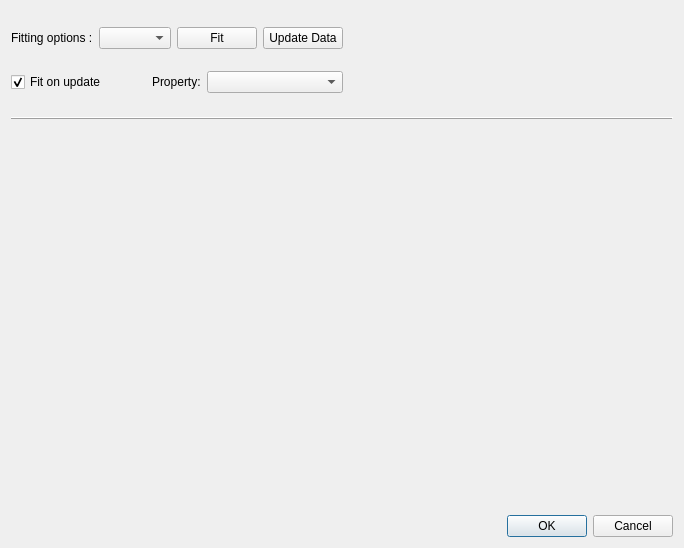
European-XFEL/Karabo, file src/pythonGui/karabogui/graph/plots/dialogs/data_analysis.ui: the form before one commit.
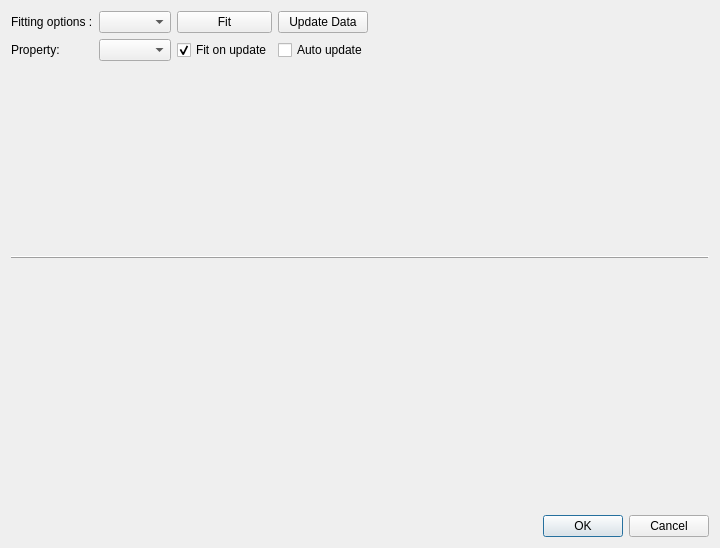
The form after the commit.

Commit message:
GUI: Data Analysis Dialog- Auto update plot.
The dialog has a new checkbox "Auto update" and toggling it on updates the plot in dialog, on proxy value change.

Claned up ui and rearranged the ui widgets.

```diff
--- a/src/pythonGui/karabogui/graph/plots/dialogs/data_analysis.ui
+++ b/src/pythonGui/karabogui/graph/plots/dialogs/data_analysis.ui
@@ -6,7 +6,7 @@
    <rect>
     <x>0</x>
     <y>0</y>
-    <width>684</width>
+    <width>720</width>
     <height>548</height>
    </rect>
   </property>
@@ -15,36 +15,29 @@
   </property>
   <layout class="QVBoxLayout" name="verticalLayout" stretch="0,0,8,0,0">
    <item>
-    <layout class="QHBoxLayout" name="horizontalLayout_2" stretch="0,0,0,0">
-     <item>
-      <layout class="QVBoxLayout" name="verticalLayout0"/>
-     </item>
+    <layout class="QHBoxLayout" name="horizontalLayout_2" stretch="0,0,0">
      <item>
       <layout class="QGridLayout" name="gridLayout">
-       <item row="0" column="0" colspan="2">
-        <layout class="QHBoxLayout" name="horizontalLayout_3">
-         <item>
-          <widget class="QLabel" name="label_2">
-           <property name="text">
-            <string>Fitting options :</string>
-           </property>
-          </widget>
-         </item>
-         <item>
-          <widget class="QComboBox" name="fit_options_combobox"/>
-         </item>
-        </layout>
-       </item>
-       <item row="0" column="2">
-        <widget class="QPushButton" name="fit_button">
-         <property name="toolTip">
-          <string/>
+       <item row="1" column="3">
+        <widget class="QCheckBox" name="auto_update">
+         <property name="text">
+          <string>Auto update</string>
          </property>
+        </widget>
+       </item>
+       <item row="1" column="2">
+        <widget class="QCheckBox" name="fit_on_update_checkbox">
          <property name="text">
-          <string>Fit</string>
+          <string>Fit on update</string>
          </property>
+         <property name="checked">
+          <bool>true</bool>
+         </property>
         </widget>
        </item>
+       <item row="1" column="1">
+        <widget class="QComboBox" name="property_comboBox"/>
+       </item>
        <item row="0" column="3">
         <widget class="QPushButton" name="update_data_button">
          <property name="toolTip">
@@ -56,41 +49,44 @@
         </widget>
        </item>
        <item row="1" column="0">
-        <widget class="QCheckBox" name="auto_update_checkbox">
+        <widget class="QLabel" name="property_label">
          <property name="text">
-          <string>Fit on update</string>
+          <string>Property:</string>
          </property>
-         <property name="checked">
-          <bool>true</bool>
+        </widget>
+       </item>
+       <item row="0" column="0">
+        <widget class="QLabel" name="label_2">
+         <property name="text">
+          <string>Fitting options :</string>
          </property>
         </widget>
        </item>
-       <item row="1" column="1" colspan="3">
-        <layout class="QHBoxLayout" name="horizontalLayout" stretch="0,0,5">
-         <item>
-          <spacer name="horizontalSpacer">
-           <property name="orientation">
-            <enum>Qt::Horizontal</enum>
-           </property>
-           <property name="sizeHint" stdset="0">
-            <size>
-             <width>40</width>
-             <height>20</height>
-            </size>
-           </property>
-          </spacer>
-         </item>
-         <item>
-          <widget class="QLabel" name="property_label">
-           <property name="text">
-            <string>Property:</string>
-           </property>
-          </widget>
-         </item>
-         <item>
-          <widget class="QComboBox" name="property_comboBox"/>
-         </item>
-        </layout>
+       <item row="0" column="2">
+        <widget class="QPushButton" name="fit_button">
+         <property name="toolTip">
+          <string/>
+         </property>
+         <property name="text">
+          <string>Fit</string>
+         </property>
+        </widget>
+       </item>
+       <item row="0" column="1">
+        <widget class="QComboBox" name="fit_options_combobox"/>
+       </item>
+       <item row="2" column="1">
+        <spacer name="verticalSpacer">
+         <property name="orientation">
+          <enum>Qt::Vertical</enum>
+         </property>
+         <property name="sizeHint" stdset="0">
+          <size>
+           <width>20</width>
+           <height>10</height>
+          </size>
+         </property>
+        </spacer>
        </item>
       </layout>
      </item>
@@ -117,11 +113,20 @@
        </property>
        <property name="minimumSize">
         <size>
-         <width>150</width>
-         <height>100</height>
+         <width>160</width>
+         <height>80</height>
         </size>
        </property>
        <layout class="QHBoxLayout" name="fit_data_layout">
+        <property name="leftMargin">
+         <number>0</number>
+        </property>
+        <property name="topMargin">
+         <number>0</number>
+        </property>
+        <property name="rightMargin">
+         <number>0</number>
+        </property>
         <property name="bottomMargin">
          <number>0</number>
         </property>
```
Left out of the diff: 2 changed lines with no effect on the pictures. The commit also changes 2 other files.
